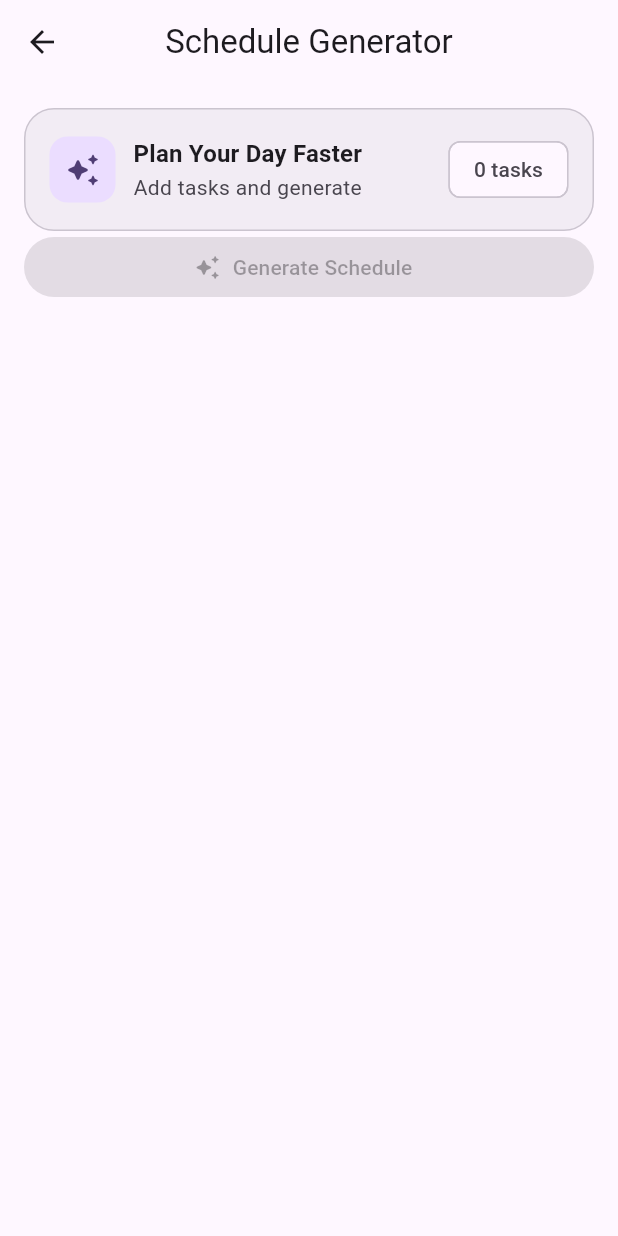
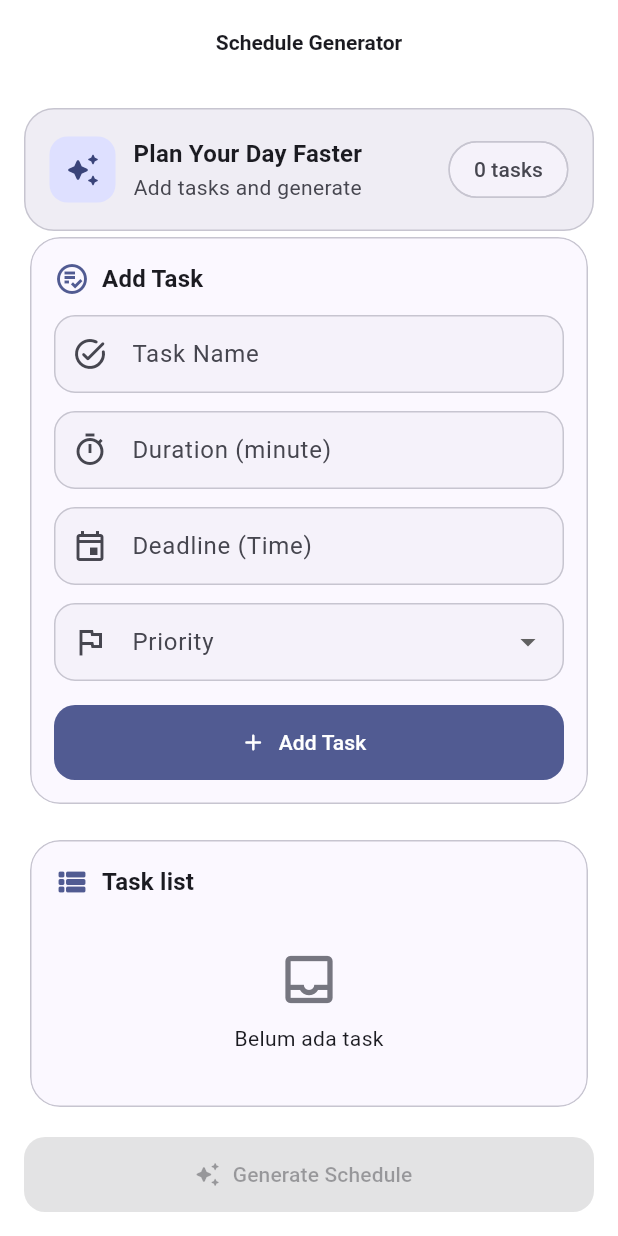
Before and after one commit to DivaDIP/schedule_generator_AI, a Flutter app: the HomeScreen screen opened directly, on a phone screen of 412 x 824 dp. Run offline on Flutter 3.47's test engine with Material 3 defaults, Android fonts, the phone set to English and light mode, and no system bars; our stand-ins replace flutter_dotenv.

Commit message:
finishing the app

```diff
--- a/lib/ui/home/components/add_task_card.dart
+++ b/lib/ui/home/components/add_task_card.dart
@@ -96,7 +96,7 @@
             TextField(
               controller: deadlineController,
               decoration: InputDecoration(
-                labelText: 'Deadline',
+                labelText: 'Deadline (Time)',
                 border: OutlineInputBorder(),
                 prefixIcon: Icon(
                   Icons.event_outlined
--- a/lib/ui/home/components/task_list_section.dart
+++ b/lib/ui/home/components/task_list_section.dart
@@ -2,9 +2,10 @@
 import 'package:schedule_generator_ai/models/task.dart';
 
 class TaskListSection extends StatefulWidget {
-  final Function(Task) onAddTask;
+  final List<Task> tasks;
+  final Function(int) onDelete;
 
-  const TaskListSection({super.key, required this.onAddTask});
+  const TaskListSection({super.key, required this.tasks, required this.onDelete});
 
   @override
   State<TaskListSection> createState() => _TaskListSectionState();
@@ -13,6 +14,100 @@
 class _TaskListSectionState extends State<TaskListSection> {
   @override
   Widget build(BuildContext context) {
-    return const Placeholder();
+    return Card(
+      child: Padding(
+        padding: EdgeInsets.all(16),
+        child: Column(
+          crossAxisAlignment: CrossAxisAlignment.start,
+          children: [
+            Row(
+              children: [
+                Icon(
+                  Icons.view_list_rounded,
+                  color: Theme.of(context).colorScheme.primary,
+                ),
+                SizedBox(width: 8),
+                Text(
+                  'Task list',
+                  style: Theme.of(context).textTheme.titleMedium?.copyWith(
+                    fontWeight: FontWeight.w700
+                  ),
+                )
+              ],
+            ),
+            SizedBox(height: 12),
+            if (widget.tasks.isEmpty)
+              _buildEmptyState(context)
+            else
+              _buildList(context)
+          ],
+        ),
+      ),
+    );
+  }
+
+  Widget _buildEmptyState(BuildContext context) {
+    return Center(
+      child: Padding(
+        padding: EdgeInsets.symmetric(vertical: 20),
+        child: Column(
+          children: [
+            Icon(
+              Icons.inbox_outlined,
+              size: 42,
+              color: Theme.of(context).colorScheme.outline,
+            ),
+            SizedBox(height: 8),
+            Text(
+              'Belum ada task',
+              style: Theme.of(context).textTheme.bodyMedium,
+            )
+          ],
+        ),
+      ),
+    );
+  }
+
+  Widget _buildList (BuildContext context) {
+    return SizedBox(
+      height: 260,
+      child: ListView.separated(
+        itemCount: widget.tasks.length,
+        separatorBuilder: (_, _) => SizedBox(height: 8),
+        itemBuilder: (context, index) {
+          final task = widget.tasks[index];
+
+          return ListTile(
+            tileColor: Theme.of(context).colorScheme.surfaceContainerHighest,
+            shape: RoundedRectangleBorder(borderRadius: BorderRadius.circular(12)),
+            leading: CircleAvatar(
+              radius: 14,
+              backgroundColor: Theme.of(context).colorScheme.primaryContainer,
+              child: Text(
+                '${index + 1}',
+                style: TextStyle(
+                  color: Theme.of(context).colorScheme.onPrimaryContainer,
+                  fontSize: 12,
+                  fontWeight: FontWeight.w700
+                ),
+              ),
+            ),
+            title: Text(
+              task.name,
+              style: TextStyle(
+                fontWeight: FontWeight.w600
+              ),
+            ),
+            subtitle: Text(
+              '${task.priority} | ${task.duration} min | ${task.deadline}'
+            ),
+            trailing: IconButton(
+              icon: Icon(Icons.delete_outline),
+              onPressed: () => widget.onDelete(index),
+            ),
+          );
+        },
+      ),
+    );
   }
 }
--- a/lib/ui/home/home_screen.dart
+++ b/lib/ui/home/home_screen.dart
@@ -1,6 +1,9 @@
 import 'package:flutter/material.dart';
 import 'package:schedule_generator_ai/models/task.dart';
 import 'package:schedule_generator_ai/services/gemini_service.dart';
+import 'package:schedule_generator_ai/ui/home/components/add_task_card.dart';
+import 'package:schedule_generator_ai/ui/home/components/schedule_result_card.dart';
+import 'package:schedule_generator_ai/ui/home/components/task_list_section.dart';
 
 class HomeScreen extends StatefulWidget {
   const HomeScreen({super.key});
@@ -37,9 +40,17 @@
         padding: EdgeInsets.all(16),
         children: [
           _buildHeader(),
-          // letakkan component add task card disini
-          // letakkan component task list disini
-          _buildGenerateButton()
+          AddTaskCard(onAddTask: (task) => setState(() => tasks.add(task))),
+          SizedBox(height: 16),
+          TaskListSection(
+            tasks: tasks,
+            // ignore: collection_methods_unrelated_type
+            onDelete: (i) => setState(() => tasks.removeAt(i)),
+          ),
+          SizedBox(height: 16),
+          _buildGenerateButton(),
+          SizedBox(height: 16),
+          ScheduleResultCard(schedule: scheduleResult)
         ],
       ),
     );
--- a/pubspec.yaml
+++ b/pubspec.yaml
@@ -61,7 +61,8 @@
   uses-material-design: true
 
   # To add assets to your application, add an assets section, like this:
-  # assets:
+  assets:
+    - .env
   #   - images/a_dot_burr.jpeg
   #   - images/a_dot_ham.jpeg
 
```
Also changed, not shown: lib/main.dart (+73 -107 lines), lib/services/gemini_service.dart (+56 -31 lines), lib/ui/home/components/schedule_result_card.dart (added, +93 -0 lines).
